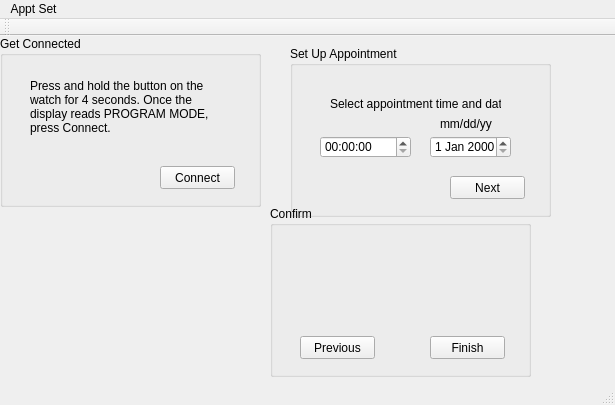
Old version of the form ApptSetter/mainwindow.ui in the repository MarcianoPreciado/ReminderWatch.
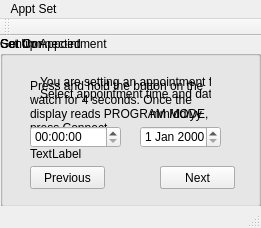
New version of the form.

Commit message: Fix UI group box placement

The edit to the form file:
```diff
--- a/ApptSetter/mainwindow.ui
+++ b/ApptSetter/mainwindow.ui
@@ -6,8 +6,8 @@
    <rect>
     <x>0</x>
     <y>0</y>
-    <width>615</width>
-    <height>405</height>
+    <width>261</width>
+    <height>228</height>
    </rect>
   </property>
   <property name="windowTitle">
@@ -55,12 +55,25 @@
       <bool>true</bool>
      </property>
     </widget>
+    <widget class="QLabel" name="label_5">
+     <property name="geometry">
+      <rect>
+       <x>30</x>
+       <y>110</y>
+       <width>161</width>
+       <height>16</height>
+      </rect>
+     </property>
+     <property name="text">
+      <string>TextLabel</string>
+     </property>
+    </widget>
    </widget>
    <widget class="QGroupBox" name="groupBox_3">
     <property name="geometry">
      <rect>
-      <x>270</x>
-      <y>170</y>
+      <x>0</x>
+      <y>0</y>
       <width>261</width>
       <height>171</height>
      </rect>
@@ -94,12 +107,57 @@
       <string>Finish</string>
      </property>
     </widget>
+    <widget class="QLabel" name="label_3">
+     <property name="geometry">
+      <rect>
+       <x>40</x>
+       <y>30</y>
+       <width>171</width>
+       <height>31</height>
+      </rect>
+     </property>
+     <property name="text">
+      <string>You are setting an appointment for:</string>
+     </property>
+    </widget>
+    <widget class="QLabel" name="time_label">
+     <property name="geometry">
+      <rect>
+       <x>50</x>
+       <y>90</y>
+       <width>71</width>
+       <height>20</height>
+      </rect>
+     </property>
+     <property name="text">
+      <string>TextLabel</string>
+     </property>
+     <property name="alignment">
+      <set>Qt::AlignRight|Qt::AlignTrailing|Qt::AlignVCenter</set>
+     </property>
+    </widget>
+    <widget class="QLabel" name="date_label">
+     <property name="geometry">
+      <rect>
+       <x>140</x>
+       <y>90</y>
+       <width>111</width>
+       <height>21</height>
+      </rect>
+     </property>
+     <property name="text">
+      <string>TextLabel</string>
+     </property>
+     <property name="alignment">
+      <set>Qt::AlignLeading|Qt::AlignLeft|Qt::AlignVCenter</set>
+     </property>
+    </widget>
    </widget>
    <widget class="QGroupBox" name="groupBox_2">
     <property name="geometry">
      <rect>
-      <x>290</x>
-      <y>10</y>
+      <x>0</x>
+      <y>0</y>
       <width>261</width>
       <height>171</height>
      </rect>
@@ -173,7 +231,7 @@
     <rect>
      <x>0</x>
      <y>0</y>
-     <width>615</width>
+     <width>261</width>
      <height>20</height>
     </rect>
    </property>
```
